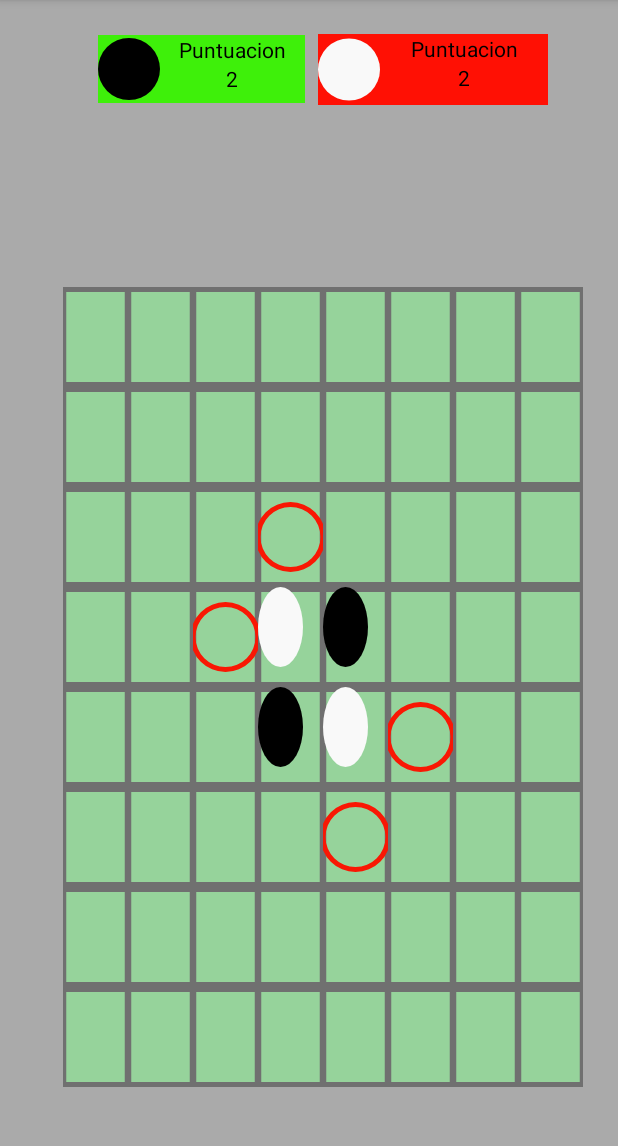
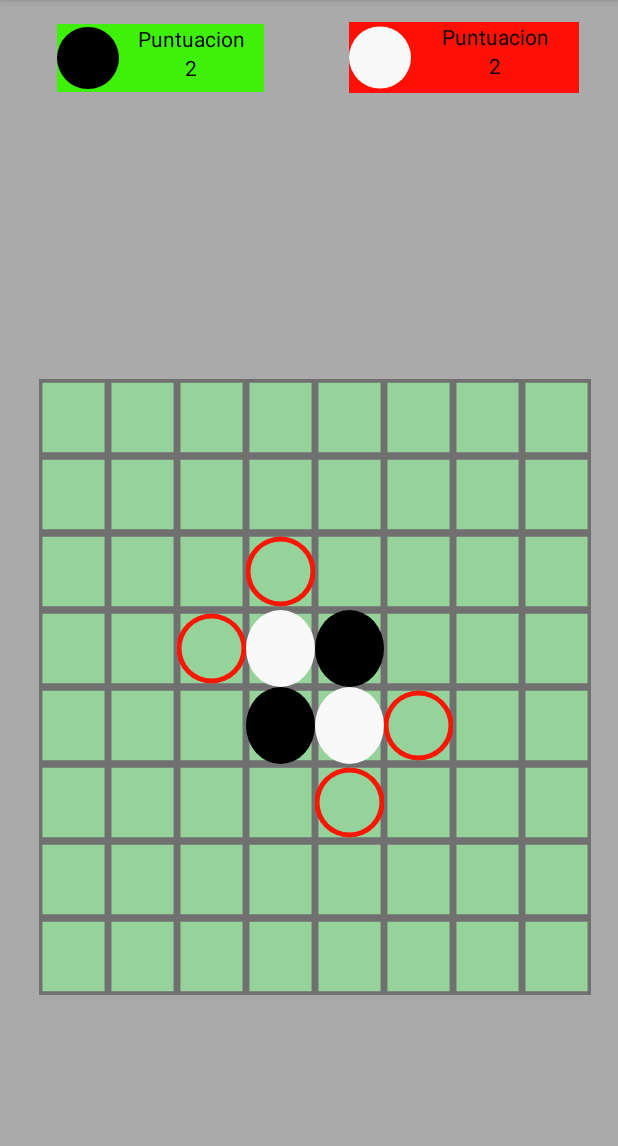
Before and after one commit to draconreyes/othello, an Android app: the Juego screen opened directly, with no data from a screen before it, on a phone screen of 412 x 824 dp, the part 84-1230 px from its top. Run offline under Robolectric (Android 15) with nearby library versions, the phone set to English and light mode, and no system bars; our stand-ins replace Firebase (no records; nobody signed in at launch, a user with empty details on screens opened directly).

```diff
--- a/app/src/main/java/com/example/othello/db/Database.java
+++ b/app/src/main/java/com/example/othello/db/Database.java
@@ -22,6 +22,9 @@ public class Database {
     public void Usuario_no_disponible(String Id) {
         mDatabase.child("users").child(Id).child("Conectado").setValue(false);
     }
+    public void Partidad_terminada(String Id) {
+        mDatabase.child("partidad").child(Id).child("estado").setValue(0);
+    }
     public void Cambiar_turno(String Id,int turno) {
         mDatabase.child("partidad").child(Id).child("turno").setValue(turno);
     }
--- a/app/src/main/java/com/example/othello/modelo/Partidad.java
+++ b/app/src/main/java/com/example/othello/modelo/Partidad.java
@@ -47,7 +47,6 @@ public class Partidad  implements Observer ,ValueEventListener {
         marcador=  new Marcador(juego, contexto);
         this.turno_jugador=turno;
         this.turno=Tablero.NEGRA;
-
         this.id_partidad=id_partidad;
         db = new Database();
         marcador.Turno(turno);
--- a/app/src/main/java/com/example/othello/modelo/Tablero.java
+++ b/app/src/main/java/com/example/othello/modelo/Tablero.java
@@ -56,28 +56,29 @@ public class Tablero {
                 if((i==3 && j==3) ||  (i==4 && j==4)){
                     ImageView blanca = new ImageView(contexto);
                     blanca.setBackgroundResource(R.drawable.blancas);
-                    blanca.setMaxHeight(casillas[0][0].getMaxHeight()-20);
-                    blanca.setMinimumHeight(casillas[0][0].getMaxHeight()-20);
-                    blanca.setMinimumWidth(casillas[0][0].getMinWidth()-20);
-                    blanca.setMaxWidth(casillas[0][0].getMaxWidth()-20);
+                    blanca.setMaxHeight(casillas[0][0].getMaxHeight());
+                    blanca.setMinimumHeight(casillas[0][0].getMaxHeight());
+                    blanca.setMinimumWidth(casillas[0][0].getMinWidth());
+                    blanca.setMaxWidth(casillas[0][0].getMaxWidth());
                     casillas[i][j].addView(blanca);
                     tablero[i][j]=this.BLANCA;
                 }else if((i==3 && j==4) || (i==4 && j==3)){
                     ImageView negra = new ImageView(contexto);
                     negra.setBackgroundResource(R.drawable.negras);
-                    negra.setMaxHeight(casillas[0][0].getMaxHeight()-20);
-                    negra.setMinimumHeight(casillas[0][0].getMaxHeight()-20);
-                    negra.setMinimumWidth(casillas[0][0].getMinWidth()-20);
-                    negra.setMaxWidth(casillas[0][0].getMaxWidth()-20);
+                    negra.setMaxHeight(casillas[0][0].getMaxHeight());
+                    negra.setMinimumHeight(casillas[0][0].getMaxHeight());
+                    negra.setMinimumWidth(casillas[0][0].getMinWidth());
+                    negra.setMaxWidth(casillas[0][0].getMaxWidth());
                     casillas[i][j].addView(negra);
                     tablero[i][j]=this.NEGRA;
                 }else{
                     tablero[i][j]=this.VACIA;
                 }
-                casillas[i][j].setMinHeight((int) (height * 0.65 / Tablero.ALTO));
-                casillas[i][j].setMinWidth((int) (width * 0.85 / Tablero.ANCHO));
-                casillas[i][j].setMaxHeight((int) (height * 0.65 / Tablero.ALTO));
-                casillas[i][j].setMaxWidth((int) (width * 0.85 / Tablero.ANCHO));
+
+                casillas[i][j].setMinHeight((int) (height * 0.50 / 8));
+                casillas[i][j].setMinWidth((int) (width * 0.9 / 8));
+                casillas[i][j].setMaxHeight((int) (height * 0.50 / 8));
+                casillas[i][j].setMaxWidth((int) (width * 0.9 / 8));
                 grilla.addView(casillas[i][j]);
             }
         }
--- a/app/src/main/java/com/example/othello/othello/Juego.java
+++ b/app/src/main/java/com/example/othello/othello/Juego.java
@@ -2,22 +2,33 @@ package com.example.othello.othello;
 
 import androidx.appcompat.app.AppCompatActivity;
 
+import android.content.Intent;
 import android.os.Bundle;
 
 import com.example.othello.R;
+import com.example.othello.db.Database;
 import com.example.othello.modelo.Partidad;
+import com.google.firebase.database.Query;
 
 public class Juego extends AppCompatActivity {
     private Partidad partidad;
     private int turno;
     private String id_partidad;
+    private Database db;
+    private Query q;
     @Override
     protected void onCreate(Bundle savedInstanceState) {
         super.onCreate(savedInstanceState);
+        db= new Database();
         setContentView(R.layout.activity_main);
         System.out.println("--------SE LANZO ONCRETE-------------------------------------------------------");
         id_partidad=getIntent().getStringExtra("id_partidad");
         turno=getIntent().getIntExtra("turno",0);
         partidad= new Partidad(this,getBaseContext(),turno,id_partidad);
     }
+    @Override
+   protected void onDestroy() {
+        super.onDestroy();
+        db.Partidad_terminada(id_partidad);
+   }
 }
--- a/app/src/main/res/layout/activity_main.xml
+++ b/app/src/main/res/layout/activity_main.xml
@@ -35,7 +35,7 @@
         android:layout_width="wrap_content"
         android:layout_height="wrap_content"
         android:orientation="vertical"
-        app:layout_constraintGuide_percent="0.15" />
+        app:layout_constraintGuide_percent="0.02" />
 
     <androidx.constraintlayout.widget.Guideline
         android:id="@+id/linea_derecha"
@@ -43,7 +43,7 @@
         android:layout_height="wrap_content"
         android:orientation="vertical"
         app:layout_constraintGuide_begin="353dp"
-        app:layout_constraintGuide_percent="0.9" />
+        app:layout_constraintGuide_percent="1" />
 
     <androidx.constraintlayout.widget.Guideline
         android:id="@+id/linea_centro"
@@ -58,7 +58,7 @@
         android:layout_height="wrap_content"
         android:orientation="horizontal"
         app:layout_constraintGuide_begin="22dp"
-        app:layout_constraintGuide_percent="0.02" />
+        app:layout_constraintGuide_percent="0" />
 
     <LinearLayout
         android:id="@+id/layout_negra"
@@ -152,8 +152,7 @@
         android:layout_height="wrap_content"
         app:layout_constraintBottom_toTopOf="@+id/linea_super_abajo"
         app:layout_constraintEnd_toStartOf="@+id/linea_derecha"
-        app:layout_constraintHorizontal_bias="0.533"
         app:layout_constraintStart_toStartOf="@+id/linea_izquierda"
-        app:layout_constraintTop_toTopOf="@+id/linea_guia_arriba_grilla"/>
+        app:layout_constraintTop_toTopOf="@+id/linea_guia_arriba_grilla" />
 
     </androidx.constraintlayout.widget.ConstraintLayout>
```
